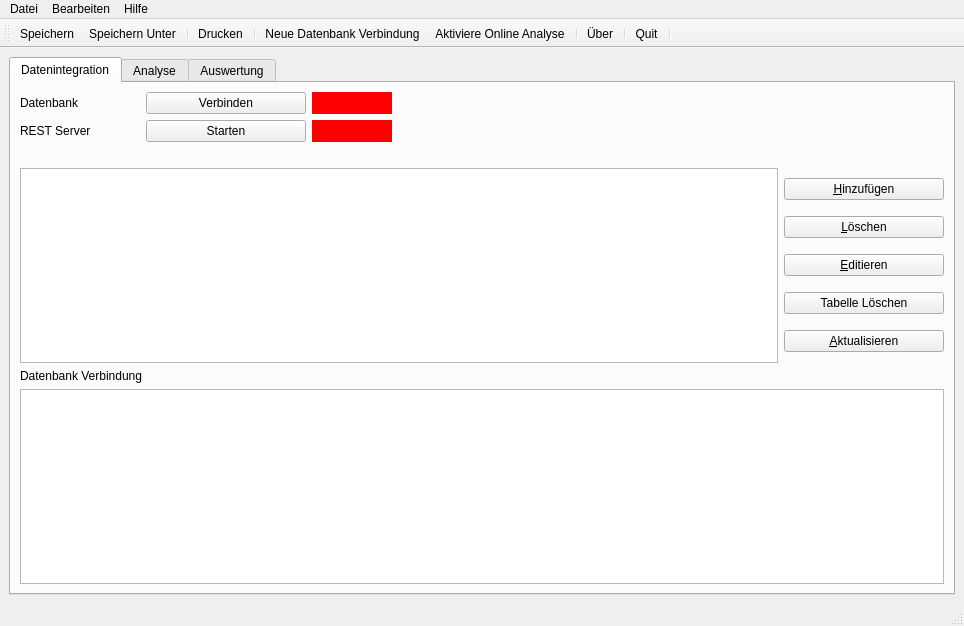
Above: views/MainWindow.ui from Tweak161/fa2909 before the change. Below: the same form after it.
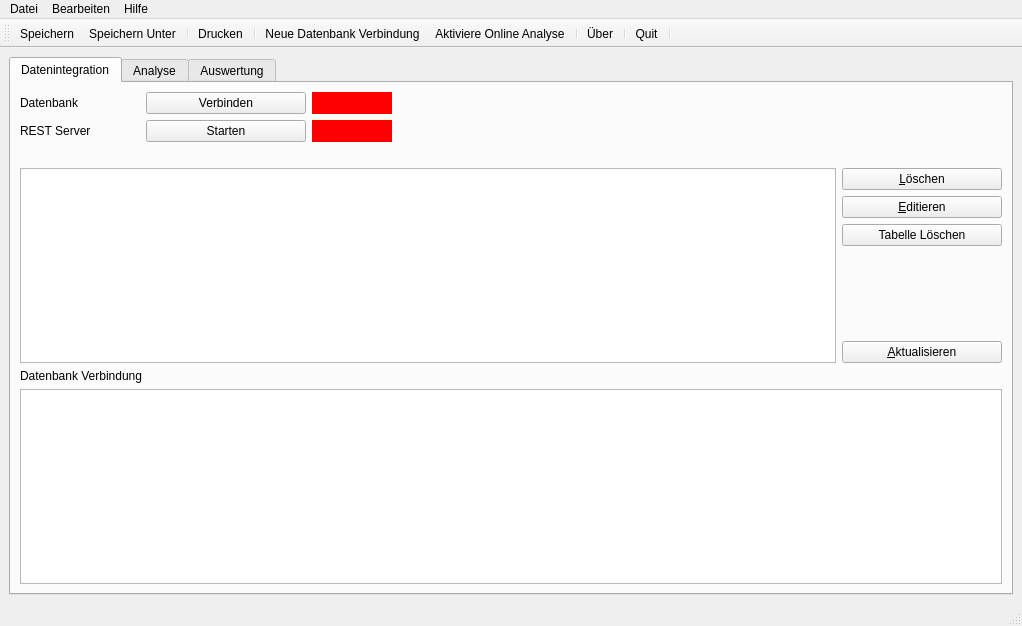
That is the form after the change. The open tabs and pages were chosen to show the change. Icons and pictures are not drawn.

Patch:
```diff
--- a/views/MainWindow.ui
+++ b/views/MainWindow.ui
@@ -6,7 +6,7 @@
    <rect>
     <x>0</x>
     <y>0</y>
-    <width>964</width>
+    <width>1022</width>
     <height>626</height>
    </rect>
   </property>
@@ -1025,25 +1025,6 @@
             </item>
             <item>
              <layout class="QVBoxLayout" name="verticalLayout">
-              <item>
-               <widget class="QPushButton" name="addEntryButton">
-                <property name="minimumSize">
-                 <size>
-                  <width>160</width>
-                  <height>0</height>
-                 </size>
-                </property>
-                <property name="maximumSize">
-                 <size>
-                  <width>160</width>
-                  <height>16777215</height>
-                 </size>
-                </property>
-                <property name="text">
-                 <string>&amp;Hinzufügen</string>
-                </property>
-               </widget>
-              </item>
               <item>
                <widget class="QPushButton" name="deleteEntryButton">
                 <property name="minimumSize">
@@ -1101,6 +1082,19 @@
                 </property>
                </widget>
               </item>
+              <item>
+               <spacer name="verticalSpacer_2">
+                <property name="orientation">
+                 <enum>Qt::Vertical</enum>
+                </property>
+                <property name="sizeHint" stdset="0">
+                 <size>
+                  <width>20</width>
+                  <height>40</height>
+                 </size>
+                </property>
+               </spacer>
+              </item>
               <item>
                <widget class="QPushButton" name="refreshTableButton">
                 <property name="minimumSize">
@@ -1997,7 +1991,7 @@
     <rect>
      <x>0</x>
      <y>0</y>
-     <width>964</width>
+     <width>1022</width>
      <height>25</height>
     </rect>
    </property>
```
Left out of the diff: 15 changed lines with no effect on the pictures.
